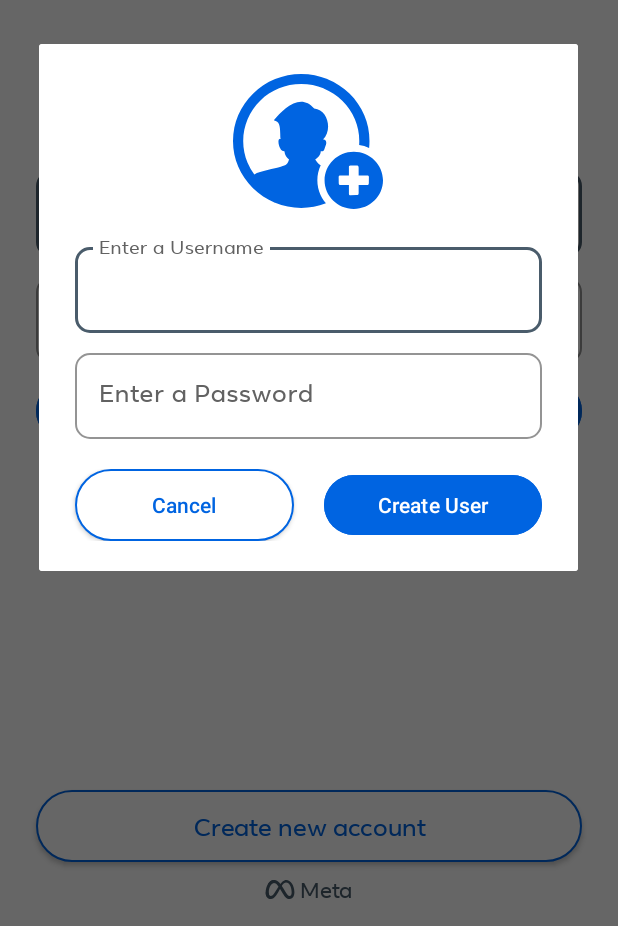
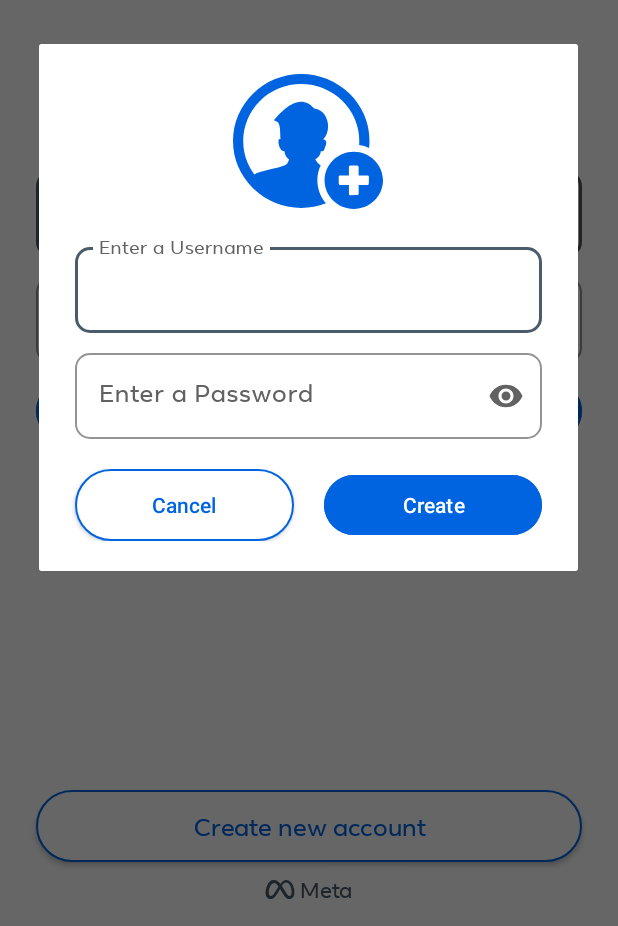
Before and after one commit to sharath070/Facebook_Ui_Clone, an Android app: the screen it shows after launch (MainActivity), after a tap on "Create new account", on a phone screen of 412 x 824 dp, the part 310-1236 px from its top. Run offline under Robolectric (Android 15) with nearby library versions, the phone set to English and light mode, and no system bars; our stand-ins replace Room's generated code; 2 other taps on this screen came first.

Commit message:
Finializinf app

```diff
--- a/app/src/main/res/layout/create_acc_dialog.xml
+++ b/app/src/main/res/layout/create_acc_dialog.xml
@@ -48,6 +48,8 @@
         android:layout_height="wrap_content"
         android:layout_marginHorizontal="24dp"
         android:hint="Enter a Password"
+        app:passwordToggleEnabled="true"
+        app:passwordToggleTint="@color/text_light_gray"
         app:boxBackgroundColor="@color/white"
         app:boxCornerRadiusBottomEnd="10dp"
         app:boxCornerRadiusBottomStart="10dp"
@@ -60,6 +62,7 @@
 
         <EditText
             android:id="@+id/createPassword"
+            android:inputType="textPassword"
             android:layout_width="match_parent"
             android:layout_height="wrap_content"
             android:singleLine="true"
@@ -106,7 +109,7 @@
             android:layout_height="match_parent"
             android:backgroundTint="@color/fb_blue"
             android:textColor="@color/white"
-            android:text="Create User"
+            android:text="Create"
             android:layout_weight="1"
             android:textSize="14sp"
             android:layout_marginLeft="10dp"
--- a/app/src/main/res/layout/fragment_login.xml
+++ b/app/src/main/res/layout/fragment_login.xml
@@ -67,6 +67,8 @@
         android:layout_marginHorizontal="24dp"
         android:layout_marginBottom="8dp"
         android:hint="Password"
+        app:passwordToggleEnabled="true"
+        app:passwordToggleTint="@color/text_light_gray"
         app:boxBackgroundColor="@color/white"
         app:boxCornerRadiusBottomEnd="10dp"
         app:boxCornerRadiusBottomStart="10dp"
@@ -84,6 +86,7 @@
 
         <EditText
             android:id="@+id/edtPassword"
+            android:inputType="textPassword"
             android:layout_width="match_parent"
             android:layout_height="wrap_content"
             android:singleLine="true"
```
